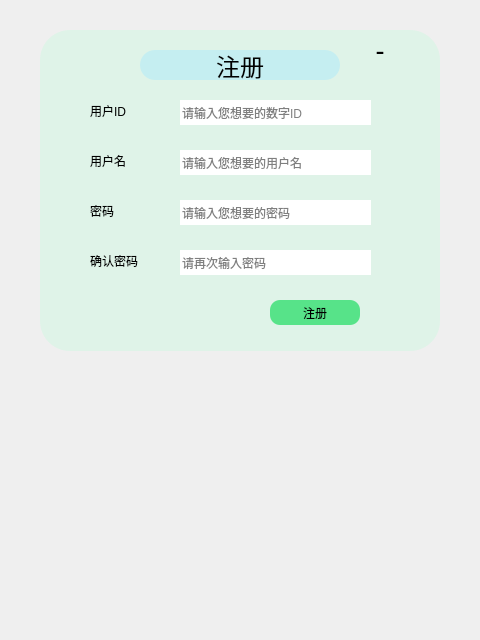
This is client/ui/registerdialog.ui in pechpo/What-s-up as Qt 5 draws it before an edit. The edited form follows.
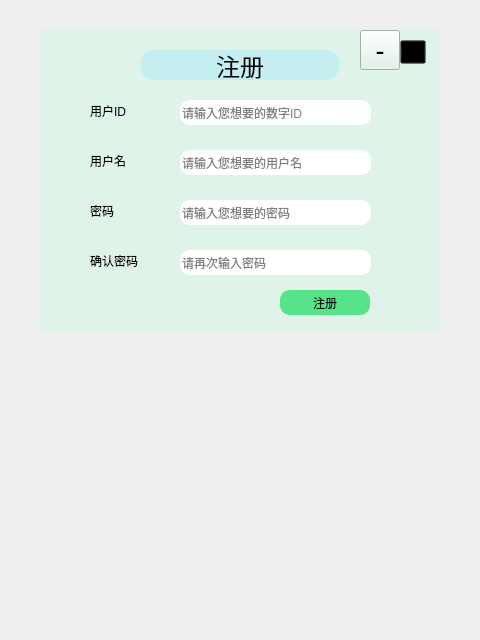
This is the edited form. Icons and pictures are not drawn.

Diff of the .ui file:
```diff
--- a/client/ui/registerdialog.ui
+++ b/client/ui/registerdialog.ui
@@ -19,12 +19,12 @@
      <x>40</x>
      <y>30</y>
      <width>400</width>
-     <height>321</height>
+     <height>301</height>
     </rect>
    </property>
    <property name="styleSheet">
-    <string notr="true">border-radius: 30px;
-background-color: rgb(223, 243, 232);</string>
+    <string notr="true">background-color: rgb(223, 243, 232);
+background-image: url(:/images/image/Logo3.png);</string>
    </property>
    <widget class="QLabel" name="label">
     <property name="geometry">
@@ -54,8 +54,8 @@
    <widget class="QPushButton" name="confirmBtn">
     <property name="geometry">
      <rect>
-      <x>230</x>
-      <y>270</y>
+      <x>240</x>
+      <y>260</y>
       <width>90</width>
       <height>25</height>
      </rect>
@@ -73,7 +73,7 @@
      <rect>
       <x>50</x>
       <y>170</y>
-      <width>71</width>
+      <width>61</width>
       <height>21</height>
      </rect>
     </property>
@@ -86,7 +86,7 @@
      <rect>
       <x>50</x>
       <y>70</y>
-      <width>71</width>
+      <width>51</width>
       <height>21</height>
      </rect>
     </property>
@@ -104,7 +104,8 @@
      </rect>
     </property>
     <property name="styleSheet">
-     <string notr="true">background-color: rgb(255, 255, 255);</string>
+     <string notr="true">background-color: rgb(255, 255, 255);
+border-radius:10px;</string>
     </property>
     <property name="echoMode">
      <enum>QLineEdit::Password</enum>
@@ -123,7 +124,8 @@
      </rect>
     </property>
     <property name="styleSheet">
-     <string notr="true">background-color: rgb(255, 255, 255);</string>
+     <string notr="true">background-color: rgb(255, 255, 255);
+border-radius:10px;</string>
     </property>
     <property name="inputMethodHints">
      <set>Qt::ImhNone</set>
@@ -185,7 +187,8 @@
      </rect>
     </property>
     <property name="styleSheet">
-     <string notr="true">background-color: rgb(255, 255, 255);</string>
+     <string notr="true">background-color: rgb(255, 255, 255);
+border-radius:10px;</string>
     </property>
     <property name="text">
      <string/>
@@ -233,7 +236,8 @@
      </rect>
     </property>
     <property name="styleSheet">
-     <string notr="true">background-color: rgb(255, 255, 255);</string>
+     <string notr="true">background-color: rgb(255, 255, 255);
+border-radius:10px;</string>
     </property>
     <property name="inputMethodHints">
      <set>Qt::ImhNone</set>
```
